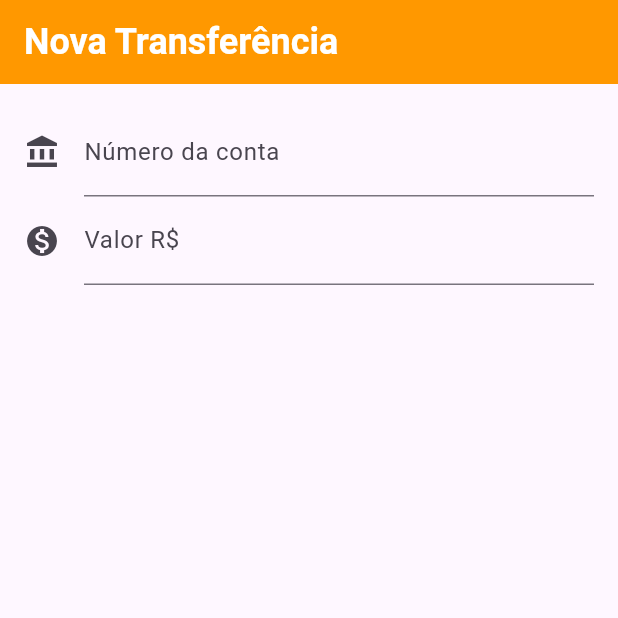
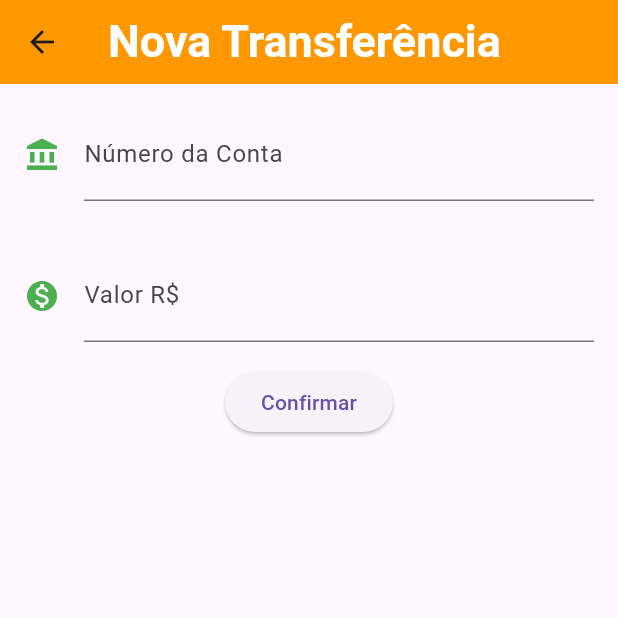
Before and after one commit to rafaelchioca/bank2, a Flutter app: the FormularioTransferencia screen opened directly, on a phone screen of 412 x 824 dp, the top half of it. Run offline on Flutter 3.47's test engine with Material 3 defaults, Android fonts, the phone set to English and light mode, and no system bars.

Commit message:
(22/03) Refatoração do código

```diff
--- a/lib/main.dart
+++ b/lib/main.dart
@@ -9,14 +9,18 @@ class BankApp extends StatelessWidget {
   Widget build(BuildContext context) {
     return const MaterialApp(
       home: Scaffold(
-        body: FormularioTransferencia(),
+        body: ListaTransferencias(),
       ),
     );
   }
 }
 
 class FormularioTransferencia extends StatelessWidget {
-  const FormularioTransferencia({super.key});
+  final TextEditingController _controladorCampoNumeroConta =
+      TextEditingController();
+  final TextEditingController _controladorCampoValor = TextEditingController();
+
+  FormularioTransferencia({super.key});
 
   @override
   Widget build(BuildContext context) {
@@ -27,33 +31,71 @@ class FormularioTransferencia extends StatelessWidget {
         title: const Text(
           'Nova Transferência',
           style: TextStyle(
-              color: Colors.white, fontSize: 24, fontWeight: FontWeight.bold),
+              color: Colors.white, fontSize: 30, fontWeight: FontWeight.bold),
         ),
       ),
-      body: const Padding(
-        padding: EdgeInsets.all(16.0),
-        child: Column(
-          children: [
-            TextField(
-              style: TextStyle(fontSize: 18),
-              decoration: InputDecoration(
-                labelText: 'Número da conta',
-                hintText: '0000',
-                icon: Icon(Icons.account_balance),
-              ),
-              keyboardType: TextInputType.number,
-            ),
-            TextField(
-              style: TextStyle(fontSize: 18),
-              decoration: InputDecoration(
-                labelText: 'Valor R\$',
-                hintText: '0.00',
-                icon: Icon(Icons.monetization_on),
-              ),
-              keyboardType: TextInputType.number,
-            ),
-          ],
+      body: Column(
+        children: [
+          Editor(
+              controlador: _controladorCampoNumeroConta,
+              rotulo: 'Número da Conta',
+              dica: '0000',
+              icone: Icons.account_balance),
+          Editor(
+              controlador: _controladorCampoValor,
+              rotulo: 'Valor R\$',
+              dica: '0.00',
+              icone: Icons.monetization_on),
+          ElevatedButton(
+            child: const Text('Confirmar'),
+            onPressed: () {
+              _criaTransferencia(
+                  _controladorCampoNumeroConta, _controladorCampoValor);
+            },
+          ),
+        ],
+      ),
+    );
+  }
+
+  void _criaTransferencia(conrtroladorCampoNumeroConta, controladorCampoValor) {
+    final int? numeroConta = int.tryParse(_controladorCampoNumeroConta.text);
+    final double? valor = double.tryParse(controladorCampoValor.text);
+    if (numeroConta != null && valor != null) {
+      final transferenciaCriada = Transferencia(valor, numeroConta);
+    }
+  }
+}
+
+class Editor extends StatelessWidget {
+  final TextEditingController controlador;
+  final String rotulo;
+  final String dica;
+  final IconData? icone;
+
+  const Editor(
+      {required this.controlador,
+      required this.rotulo,
+      required this.dica,
+      this.icone,
+      super.key});
+
+  @override
+  Widget build(BuildContext context) {
+    return Padding(
+      padding: const EdgeInsets.all(16.0),
+      child: TextField(
+        controller: controlador,
+        style: const TextStyle(
+          fontSize: 20.0,
         ),
+        decoration: InputDecoration(
+          icon: icone != null ? Icon(icone, color: Colors.green) : null,
+          labelText: rotulo,
+          hintStyle: const TextStyle(color: Colors.grey),
+          hintText: dica,
+        ),
+        keyboardType: TextInputType.number,
       ),
     );
   }
@@ -71,19 +113,26 @@ class ListaTransferencias extends StatelessWidget {
         title: const Text(
           'Transferências',
           style: TextStyle(
-              color: Colors.white, fontSize: 24, fontWeight: FontWeight.bold),
+              color: Colors.white, fontSize: 30, fontWeight: FontWeight.bold),
         ),
       ),
       body: Column(
         children: [
           ItemTransferencia(
-            Transferencia(1500.50, 6874),
+            Transferencia(100.0, 1000),
           ),
         ],
       ),
       floatingActionButton: FloatingActionButton(
         backgroundColor: Colors.orange,
-        onPressed: () {},
+        onPressed: () {
+          Navigator.push(
+            context,
+            MaterialPageRoute(builder: (context) {
+              return FormularioTransferencia();
+            }),
+          );
+        },
         child: const Icon(Icons.add, color: Colors.white),
       ),
     );
@@ -113,4 +162,9 @@ class Transferencia {
   final int numeroConta;
 
   Transferencia(this.valor, this.numeroConta);
+
+  @override
+  String toString() {
+    return 'Transferencia{valor: $valor, numeroConta: $numeroConta}';
+  }
 }
```
